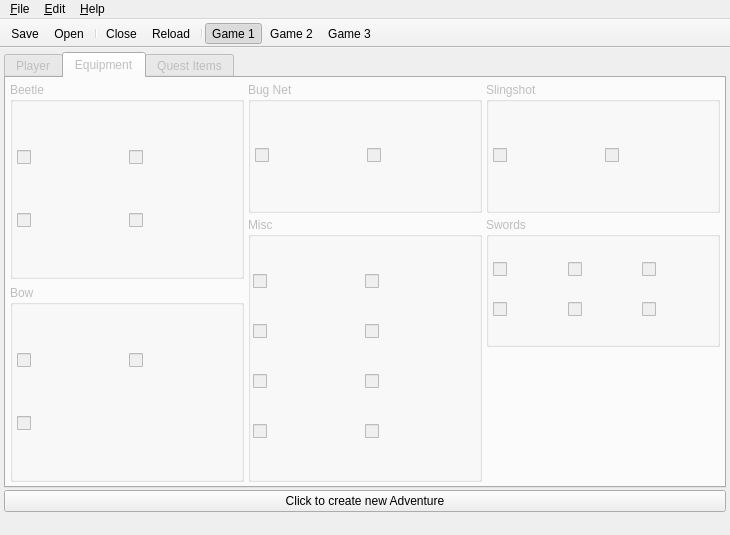
Antidote/skyward-sword-save-editor, file save editor/SS_SaveEditor/forms/mainwindow.ui: the form before one commit.
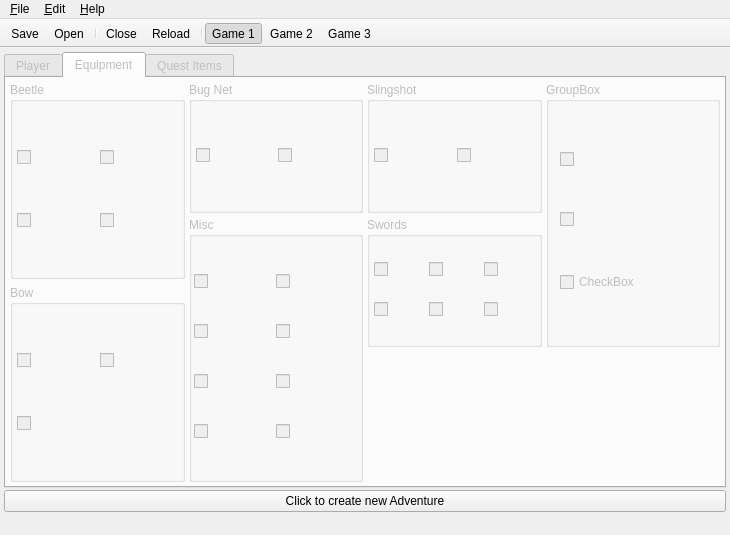
The form after the commit. Icons and pictures are not drawn.

What changed in the file:
```diff
--- a/save editor/SS_SaveEditor/forms/mainwindow.ui
+++ b/save editor/SS_SaveEditor/forms/mainwindow.ui
@@ -1302,6 +1302,50 @@
           </layout>
          </widget>
         </item>
+        <item row="0" column="3" rowspan="2">
+         <widget class="QGroupBox" name="groupBox_5">
+          <property name="title">
+           <string>GroupBox</string>
+          </property>
+          <layout class="QGridLayout" name="gridLayout_15">
+           <item row="0" column="0">
+            <widget class="QCheckBox" name="fireShieldEaringsChkBox">
+             <property name="icon">
+              <iconset resource="../resources/resources.qrc">
+               <normaloff>:/equipment/FireShieldEarings</normaloff>:/equipment/FireShieldEarings</iconset>
+             </property>
+             <property name="iconSize">
+              <size>
+               <width>64</width>
+               <height>64</height>
+              </size>
+             </property>
+            </widget>
+           </item>
+           <item row="1" column="0">
+            <widget class="QCheckBox" name="dragonScaleChkBox">
+             <property name="icon">
+              <iconset resource="../resources/resources.qrc">
+               <normaloff>:/equipment/WaterDragonScale</normaloff>:/equipment/WaterDragonScale</iconset>
+             </property>
+             <property name="iconSize">
+              <size>
+               <width>64</width>
+               <height>64</height>
+              </size>
+             </property>
+            </widget>
+           </item>
+           <item row="2" column="0">
+            <widget class="QCheckBox" name="checkBox_8">
+             <property name="text">
+              <string>CheckBox</string>
+             </property>
+            </widget>
+           </item>
+          </layout>
+         </widget>
+        </item>
        </layout>
       </widget>
       <widget class="QWidget" name="questItemTab">
```
